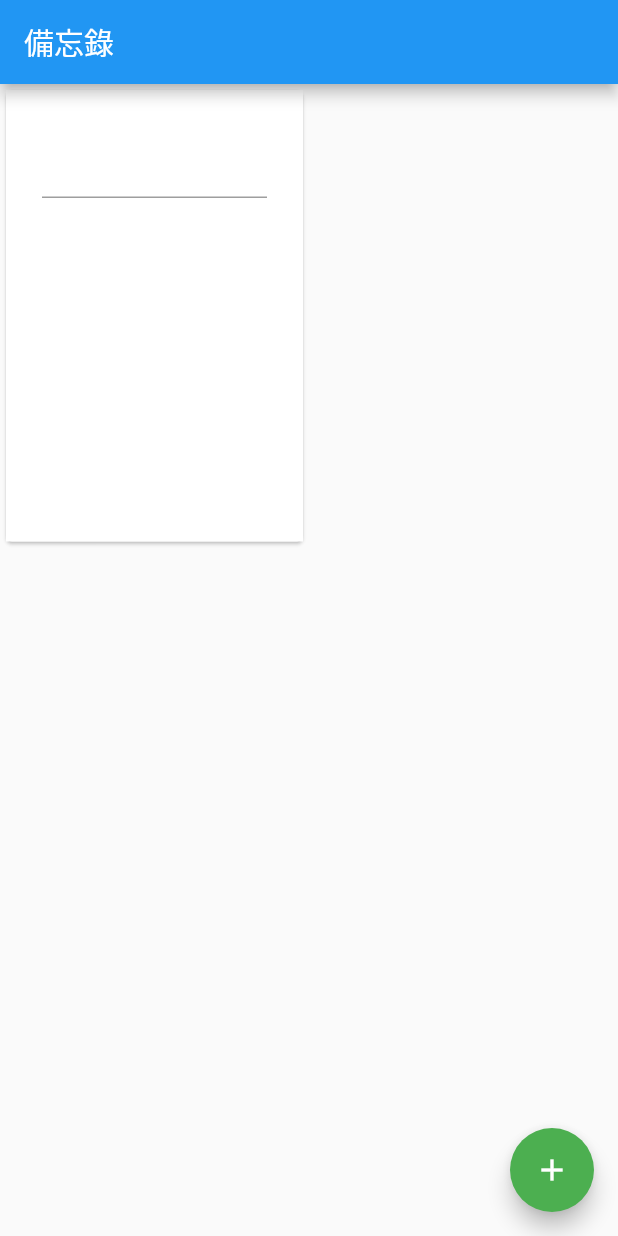
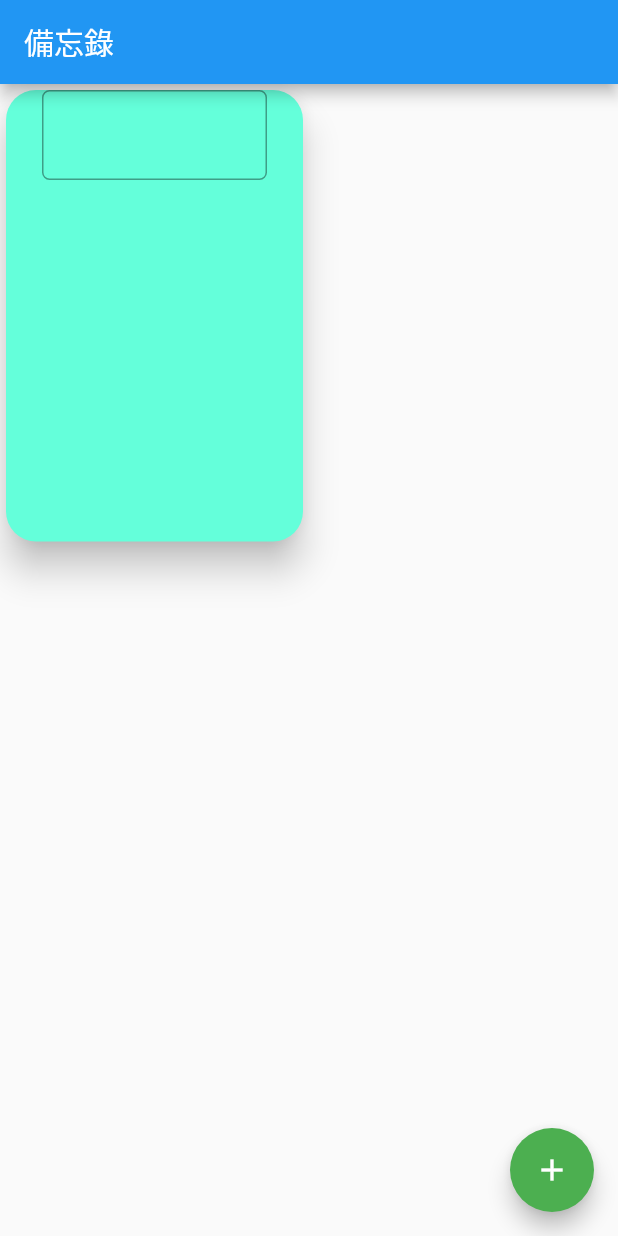
Before and after one commit to ggjj321/memoneday, a Flutter app: the screen it shows after launch, after a tap on the "add" icon, on a phone screen of 412 x 824 dp. Run offline on Flutter 3.47's test engine with Material 2 defaults, Android fonts, the phone set to English and light mode, and no system bars; our stand-ins replace sqflite; accounts and stored records are empty.

Commit message:
before Sqflite

```diff
--- a/lib/main.dart
+++ b/lib/main.dart
@@ -1,5 +1,8 @@
 import 'package:flutter/material.dart';
+import 'dart:async';
 
+import 'package:path/path.dart';
+import 'package:sqflite/sqflite.dart';
 int taskNum = 0;
 var wardList = [];
 
@@ -70,17 +73,20 @@ class _MyStatefulWidgetState extends State<MyStatefulWidget> {
         crossAxisCount: 2,
         childAspectRatio: 2 / 3,
         children: List.generate(taskNum, (idx) {
-          return Card(
+          return Card(elevation: 10.0,
+            color: Colors.tealAccent,
+            shape: RoundedRectangleBorder(
+              borderRadius: BorderRadius.all(Radius.circular(20.0))
+            ),
               child: Container(
                   alignment: Alignment.topCenter,
                   width: 100,
                   height: 100,
-                  color: Colors.white,
                   child: Column(
                     children: [
                       SizedBox(
                         width: 150,
-                        height: 100,
+                        height: 60,
                         child: TextField(
                           controller: new TextEditingController(),
                           textInputAction: TextInputAction.newline,
@@ -89,12 +95,11 @@ class _MyStatefulWidgetState extends State<MyStatefulWidget> {
                           onChanged: (text) {
                             wardList[idx] = text;
                             print(text);
-                            //setState(() {});
-                          },
-                          onEditingComplete: () {
-                            setState(() {});
                           },
                           decoration: new InputDecoration(
+                            border: OutlineInputBorder(
+                                borderRadius: BorderRadius.circular(5),
+                            ),
                             suffix: IconButton(
                                 icon: Icon(Icons.add),
                                 onPressed: () {
@@ -105,6 +110,10 @@ class _MyStatefulWidgetState extends State<MyStatefulWidget> {
                       ),
                       Text(
                         '${wardList[idx]}',
+                        style: TextStyle(
+                          fontWeight: FontWeight.bold,
+                          fontSize: 40,
+                        ),
                       ),
                     ],
                   )));
@@ -123,3 +132,10 @@ class _MyStatefulWidgetState extends State<MyStatefulWidget> {
     );
   }
 }
+
+class Dog {
+  final int id;
+  final String message;
+
+  Dog({required this.id, required this.message});
+}
--- a/pubspec.yaml
+++ b/pubspec.yaml
@@ -28,7 +28,8 @@ dependencies:
   # The following adds the Cupertino Icons font to your application.
   # Use with the CupertinoIcons class for iOS style icons.
   cupertino_icons: ^1.0.2
-
+  sqflite: ^1.1.6
+  path: ^1.6.2
 dev_dependencies:
   flutter_test:
     sdk: flutter
```
Also changed, not shown: pubspec.lock.
